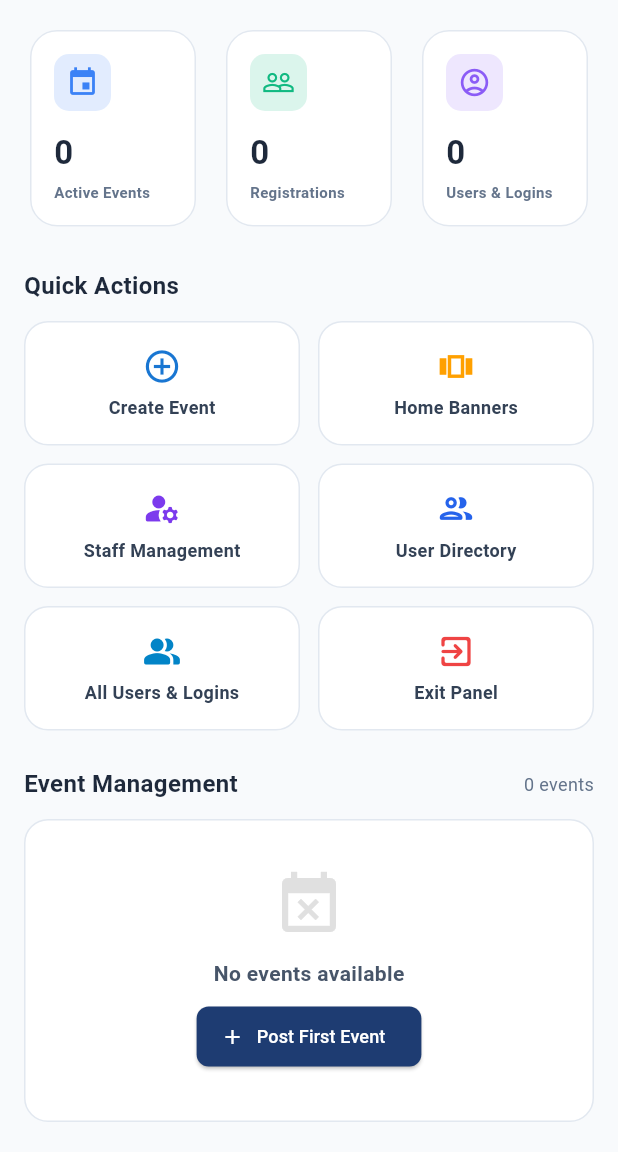
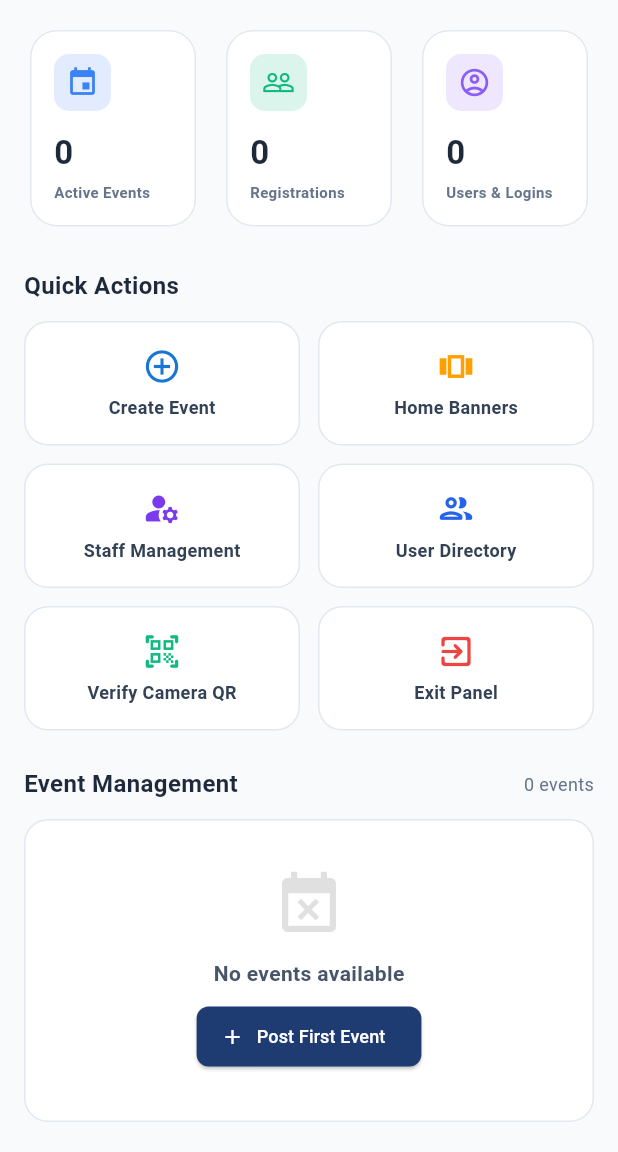
Before and after one commit to varun122-c/n-events, a Flutter app: the AdminDashboardScreen screen opened by its route, on a phone screen of 412 x 824 dp, the part 84-1236 px from its top. Run offline on Flutter 3.47's test engine with Material 3 defaults, Android fonts, the phone set to English and light mode, and no system bars; our stand-ins replace flutter_local_notifications, go_router, image_picker, qr_flutter, shared_preferences, supabase_flutter; missing offline and left inert: mobile_scanner; accounts and stored records are empty.

Commit message:
Add Camera QR ticket verification for Admin and enable all-event scanning

```diff
--- a/lib/screens/admin/admin_dashboard_screen.dart
+++ b/lib/screens/admin/admin_dashboard_screen.dart
@@ -284,10 +284,10 @@ class AdminDashboardScreen extends StatelessWidget {
                 Expanded(
                   child: _buildQuickActionCard(
                     context,
-                    label: 'All Users & Logins',
-                    icon: Icons.people_alt_rounded,
-                    color: const Color(0xFF0284C7),
-                    onTap: () => context.push('/admin/users'),
+                    label: 'Verify Camera QR',
+                    icon: Icons.qr_code_scanner_rounded,
+                    color: const Color(0xFF10B981),
+                    onTap: () => context.push('/staff/scanner'),
                   ),
                 ),
                 const SizedBox(width: 12),
--- a/lib/screens/admin/admin_participants_screen.dart
+++ b/lib/screens/admin/admin_participants_screen.dart
@@ -359,8 +359,13 @@ class _AdminParticipantsScreenState extends State<AdminParticipantsScreen> {
         ),
         actions: [
           IconButton(
+            icon: const Icon(Icons.camera_alt_rounded, color: Color(0xFF10B981)),
+            tooltip: 'Live Camera QR Scanner',
+            onPressed: () => context.push('/staff/scanner'),
+          ),
+          IconButton(
             icon: const Icon(Icons.qr_code_scanner_rounded, color: Color(0xFF2563EB)),
-            tooltip: 'Verify Student QR Pass',
+            tooltip: 'Manual Code Verification',
             onPressed: () => _showQrVerificationModal(context, eventRegs, stateProvider),
           ),
           IconButton(
```
Also changed, not shown: lib/screens/staff/qr_scanner_screen.dart (+7 -1 lines).
